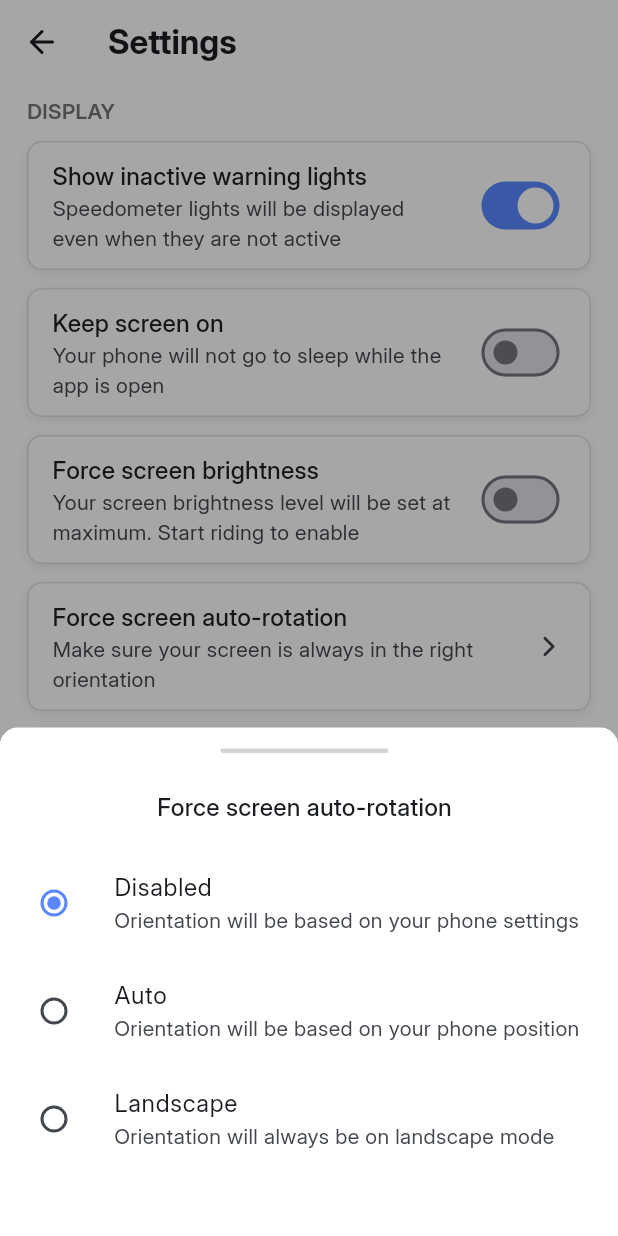
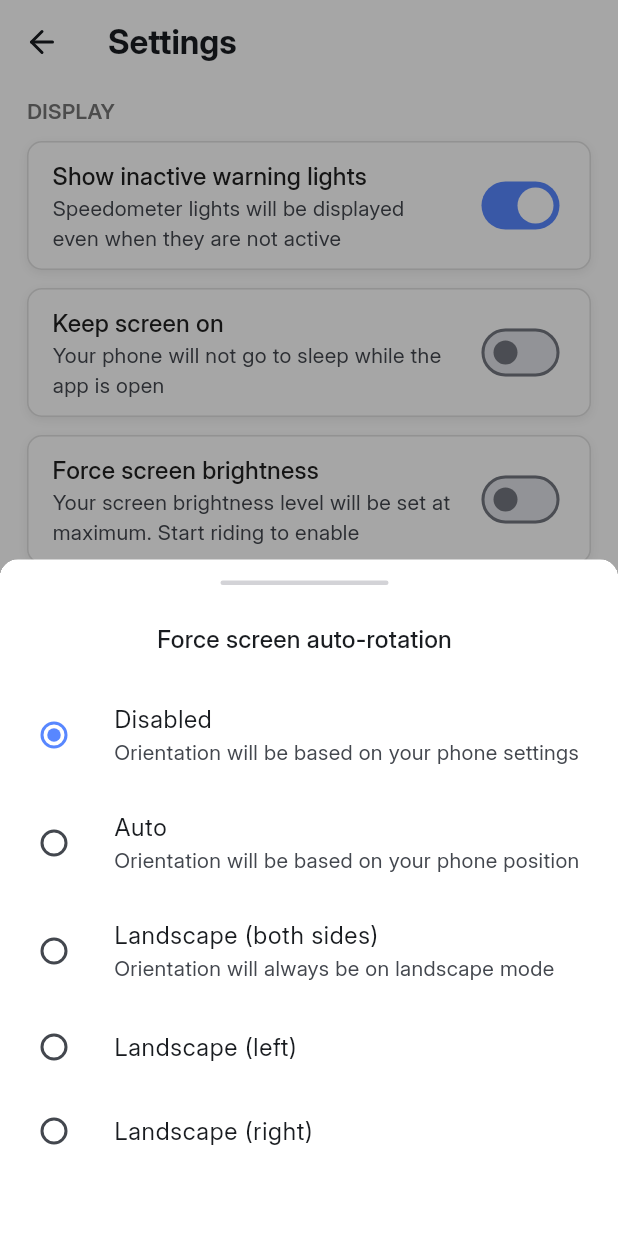
Before and after one commit to johan-perso/escive, a Flutter app: the SettingsScreen screen opened directly, after a tap on "Force screen auto-rotation", on a phone screen of 412 x 824 dp. Run offline on Flutter 3.47's test engine with Material 3 defaults, Android fonts, the phone set to English and light mode, and no system bars; our stand-ins replace action_slider, app_links, battery_plus, easy_localization, flutter_blue_plus, flutter_dotenv and 15 more; missing offline and left inert: cupertino_onboarding, flutter_fgbg, haptic_feedback, installed_apps, logarte and 5 more; accounts and stored records are empty; project files that could hold a hidden picture were left out.

Commit message:
Migration Flutter 3.35 + more auto rotate settings
This commit aims to fix some deprecated methods to make the app usable with the latest version of Flutter 3.35, it also adds more precise auto-rotate settings and adds a scrollable bottom sheet when opening a settings tile

```diff
--- a/lib/main.dart
+++ b/lib/main.dart
@@ -6,7 +6,6 @@
 import 'package:escive/utils/haptic.dart';
 import 'package:escive/utils/refresh_advanced_stats.dart';
 import 'package:escive/utils/send_kustom_variable.dart';
-import 'package:escive/utils/system_rotations.dart';
 import 'package:escive/widgets/warning_light.dart';
 
 import 'dart:async';
@@ -135,7 +134,7 @@
       opticalSize: 56
     ),
     hintColor: Color(0xFFD3D3D7),
-    cardTheme: CardTheme(
+    cardTheme: CardThemeData(
       color: Color(0xFFF0F1F7),
       elevation: 0,
     ),
@@ -300,8 +299,8 @@
       logarte.log('FGBG: Received event: ${globals.appIsInForeground ? 'foreground' : 'background'}');
     });
 
-    if(globals.settings['forceAutoRotation'] == 'auto' || globals.settings['forceAutoRotation'] == 'landscape') {
-      globals.orientationManager.forceAutoRotate(onlyLandscape: globals.settings['forceAutoRotation'] == 'landscape');
+    if(['auto', 'landscape', 'landscapeLeft', 'landscapeRight'].contains(globals.settings['forceAutoRotation'])) {
+      globals.orientationManager.forceAutoRotate(accepted: globals.settings['forceAutoRotation']);
     }
 
     initDeepLinks();
--- a/lib/pages/settings.dart
+++ b/lib/pages/settings.dart
@@ -126,6 +126,14 @@
                     "title": "settings.display.forceAutoRotation.values.landscape.title".tr(),
                     "subtitle": "settings.display.forceAutoRotation.values.landscape.subtitle".tr(),
                   },
+                  {
+                    "id": "landscapeLeft",
+                    "title": "settings.display.forceAutoRotation.values.landscapeLeft.title".tr(),
+                  },
+                  {
+                    "id": "landscapeRight",
+                    "title": "settings.display.forceAutoRotation.values.landscapeRight.title".tr(),
+                  },
                 ],
                 onChanged: (String? value) async {
                   Haptic().light();
@@ -137,9 +145,9 @@
                   } else if(value == 'auto') {
                     logarte.log("Forcing auto-rotation 'auto' due to user settings change");
                     globals.orientationManager.forceAutoRotate();
-                  } else if(value == 'landscape') {
-                    logarte.log("Forcing auto-rotation 'landscape' due to user settings change");
-                    globals.orientationManager.forceAutoRotate(onlyLandscape: true);
+                  } else if(value == 'landscape' || value == 'landscapeLeft' || value == 'landscapeRight') {
+                    logarte.log("Forcing auto-rotation '$value' due to user settings change");
+                    globals.orientationManager.forceAutoRotate(accepted: value!);
                   }
                 },
               ),
--- a/lib/widgets/settings_tile.dart
+++ b/lib/widgets/settings_tile.dart
@@ -22,6 +22,9 @@
 
       return Material(
         child: Container(
+          constraints: BoxConstraints(
+            maxHeight: MediaQuery.of(context).size.height * 0.8,
+          ),
           padding: const EdgeInsets.only(left: 12, right: 18, top: 14, bottom: 16),
           child: Column(
             mainAxisSize: MainAxisSize.min,
@@ -45,7 +48,8 @@
 
               const SizedBox(height: 16),
 
-              ListView.builder(
+              Flexible(
+                child: ListView.builder(
                   shrinkWrap: true,
                   itemCount: values.length,
                   physics: const ClampingScrollPhysics(),
@@ -62,16 +66,19 @@
                         onChanged(index);
                         Navigator.pop(context);
                       },
-                    leading: !isRadio ? null : Radio(
-                      value: index,
+                      leading: !isRadio ? null : RadioGroup(
                         groupValue: currentValue,
                         onChanged: (value) {
                           onChanged(index);
                           Navigator.pop(context);
                         },
+                        child: Radio(
+                          value: index,
+                        ),
                       ),
                     );
                   },
+                ),
               ),
             ],
           ),
--- a/pubspec.yaml
+++ b/pubspec.yaml
@@ -26,7 +26,7 @@
   haptic_feedback: 0.5.1+1
   http: 1.4.0
   installed_apps: 1.6.0
-  intl: 0.19.0
+  intl: 0.20.2
   logarte: 1.0.0
   lucide_icons_flutter: 3.0.3
   mapbox_maps_flutter: 2.9.0
@@ -38,7 +38,7 @@
   pattern_box: 0.5.4
   permission_handler: 12.0.0+1
   screen_brightness: 2.1.4
-  share_plus: ^11.0.0
+  share_plus: 11.0.0
   syncfusion_flutter_gauges: 29.1.38
   system_media_controller: 0.0.2
   universal_io: 2.2.2
--- a/resources/langs/en.json
+++ b/resources/langs/en.json
@@ -172,8 +172,14 @@
                         "subtitle": "Orientation will be based on your phone position"
                     },
                     "landscape": {
-                        "title": "Landscape",
+                        "title": "Landscape (both sides)",
                         "subtitle": "Orientation will always be on landscape mode"
+                    },
+                    "landscapeLeft": {
+                        "title": "Landscape (left)"
+                    },
+                    "landscapeRight": {
+                        "title": "Landscape (right)"
                     }
                 }
             },
```
Also changed, not shown: lib/utils/system_rotations.dart (+30 -33 lines), resources/langs/fr.json (+7 -1 lines), 133 other files. Lines whose indentation alone changed are shown as unchanged.
